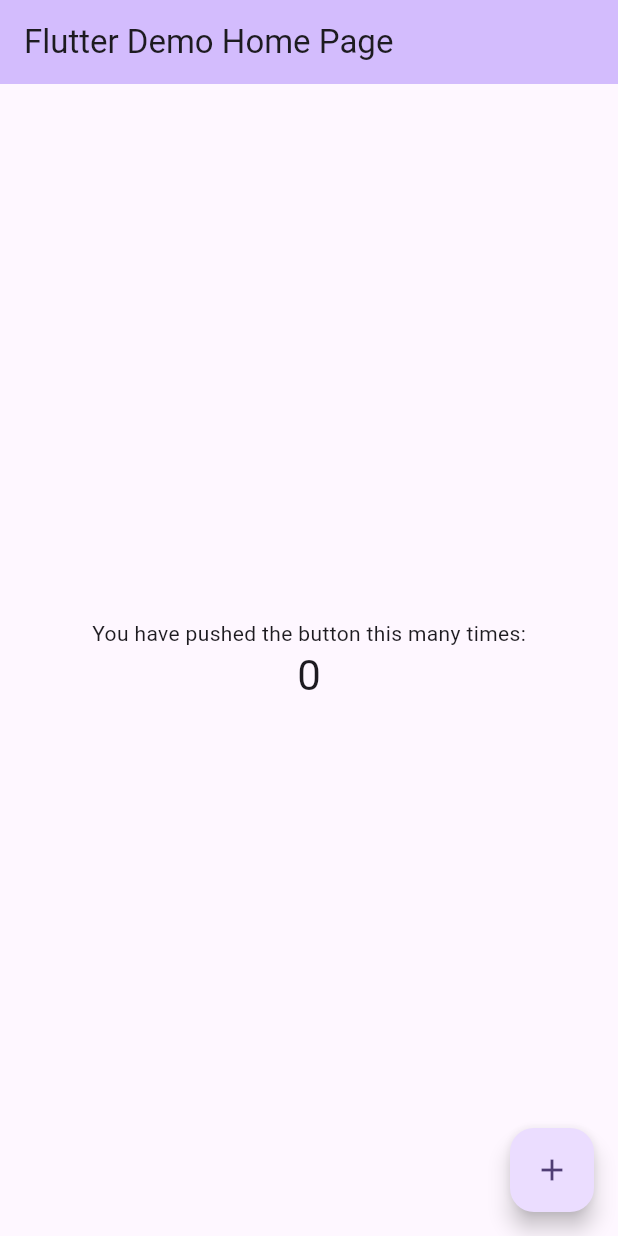
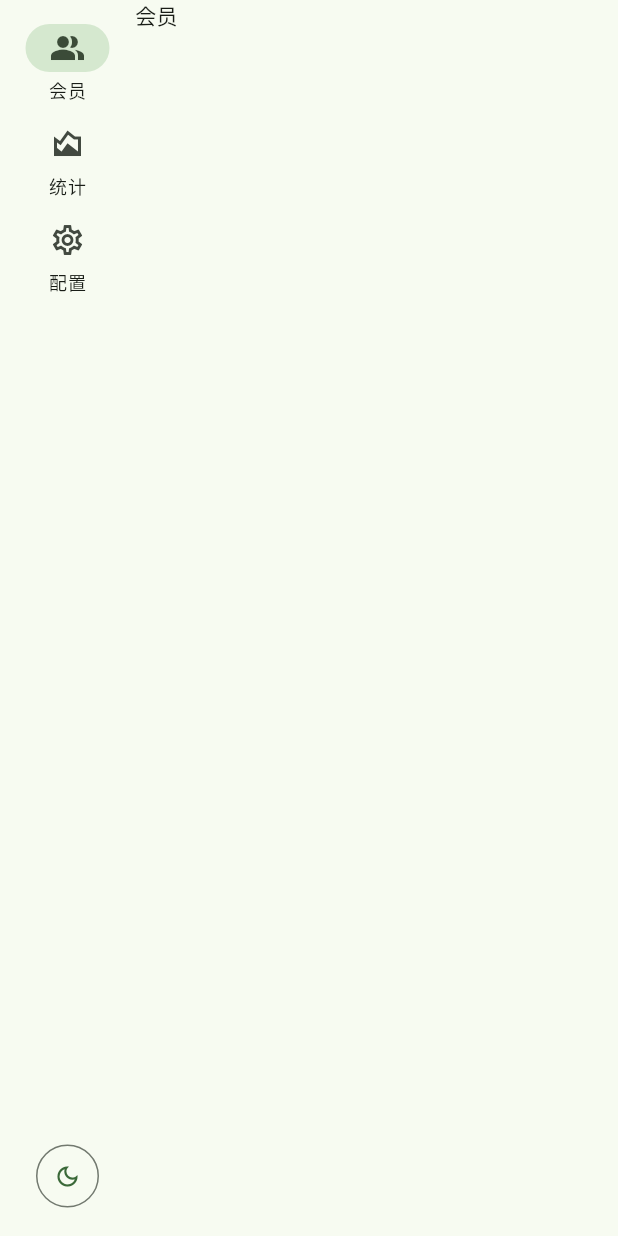
Before and after one commit to sweatfryash/member_manage_web, a Flutter app: the screen it shows after launch, on a phone screen of 412 x 824 dp. Run offline on Flutter 3.47's test engine with Material 2 defaults, Android fonts, the phone set to English and light mode, and no system bars.

Commit message:
主页导航栏完成

```diff
--- a/lib/main.dart
+++ b/lib/main.dart
@@ -1,69 +1,34 @@
 import 'package:flutter/material.dart';
+import 'package:member_manage_web/page/home_page.dart';
 
 void main() {
   runApp(const MyApp());
 }
+
+final appBrightness = ValueNotifier<Brightness>(Brightness.light);
 
 class MyApp extends StatelessWidget {
   const MyApp({super.key});
 
   @override
   Widget build(BuildContext context) {
-    return MaterialApp(
-      title: 'Flutter Demo',
-      theme: ThemeData(
-        colorScheme: ColorScheme.fromSeed(seedColor: Colors.deepPurple),
-        useMaterial3: true,
-      ),
-      home: const MyHomePage(title: 'Flutter Demo Home Page'),
+    appBrightness.value = MediaQuery.of(context).platformBrightness;
+    return ValueListenableBuilder(
+      valueListenable: appBrightness,
+      builder: (BuildContext context, Brightness brightness, _) {
+        return MaterialApp(
+          title: '管理系统',
+          theme: ThemeData(
+            colorScheme: ColorScheme.fromSeed(
+              seedColor: Colors.green,
+              brightness: brightness,
+            ),
+            useMaterial3: true,
+            brightness: brightness,
+          ),
+          home: const HomePage(),
+        );
+      },
     );
   }
 }
-
-class MyHomePage extends StatefulWidget {
-  const MyHomePage({super.key, required this.title});
-
-  final String title;
-
-  @override
-  State<MyHomePage> createState() => _MyHomePageState();
-}
-
-class _MyHomePageState extends State<MyHomePage> {
-  int _counter = 0;
-
-  void _incrementCounter() {
-    setState(() {
-      _counter++;
-    });
-  }
-
-  @override
-  Widget build(BuildContext context) {
-    return Scaffold(
-      appBar: AppBar(
-        backgroundColor: Theme.of(context).colorScheme.inversePrimary,
-        title: Text(widget.title),
-      ),
-      body: Center(
-        child: Column(
-          mainAxisAlignment: MainAxisAlignment.center,
-          children: <Widget>[
-            const Text(
-              'You have pushed the button this many times:',
-            ),
-            Text(
-              '$_counter',
-              style: Theme.of(context).textTheme.headlineMedium,
-            ),
-          ],
-        ),
-      ),
-      floatingActionButton: FloatingActionButton(
-        onPressed: _incrementCounter,
-        tooltip: 'Increment',
-        child: const Icon(Icons.add),
-      ),
-    );
-  }
-}
--- /dev/null
+++ b/lib/page/home_page.dart
@@ -0,0 +1,78 @@
+import 'package:flutter/material.dart';
+import 'package:member_manage_web/widget/brightness_button.dart';
+
+class HomePage extends StatefulWidget {
+  const HomePage({super.key});
+
+  @override
+  State<HomePage> createState() => _HomePageState();
+}
+
+class _HomePageState extends State<HomePage> {
+  final pageController = PageController();
+
+  final selectedPageIndex = ValueNotifier<int>(0);
+
+  @override
+  Widget build(BuildContext context) {
+    return Scaffold(
+      body: Row(
+        children: [
+          ValueListenableBuilder(
+            valueListenable: selectedPageIndex,
+            builder: (context, index, _) {
+              return Column(
+                children: [
+                  const SizedBox(height: 8),
+                  Expanded(
+                    child: NavigationRail(
+                      selectedIndex: index,
+                      labelType: NavigationRailLabelType.all,
+                      onDestinationSelected: (int index) {
+                        pageController.jumpToPage(index);
+                        selectedPageIndex.value = index;
+                      },
+                      destinations: const <NavigationRailDestination>[
+                        NavigationRailDestination(
+                          label: Text('会员'),
+                          padding: EdgeInsets.symmetric(horizontal: 8),
+                          icon: Icon(Icons.people_alt_outlined),
+                          selectedIcon: Icon(Icons.people_alt),
+                        ),
+                        NavigationRailDestination(
+                          label: Text('统计'),
+                          padding: EdgeInsets.symmetric(horizontal: 8),
+                          icon: Icon(Icons.area_chart_outlined),
+                          selectedIcon: Icon(Icons.area_chart),
+                        ),
+                        NavigationRailDestination(
+                          label: Text('配置'),
+                          padding: EdgeInsets.symmetric(horizontal: 8),
+                          icon: Icon(Icons.settings_outlined),
+                          selectedIcon: Icon(Icons.settings),
+                        ),
+                      ],
+                    ),
+                  ),
+                  const BrightnessButton(),
+                  const SizedBox(height: 16),
+                ],
+              );
+            },
+          ),
+          Expanded(
+            child: PageView(
+              controller: pageController,
+              physics: const NeverScrollableScrollPhysics(),
+              children: const <Widget>[
+                Text('会员'),
+                Text('统计'),
+                Text('配置'),
+              ],
+            ),
+          ),
+        ],
+      ),
+    );
+  }
+}
--- /dev/null
+++ b/lib/widget/brightness_button.dart
@@ -0,0 +1,57 @@
+import 'package:flutter/material.dart';
+import 'package:member_manage_web/main.dart';
+
+class BrightnessButton extends StatefulWidget {
+  const BrightnessButton({super.key});
+
+  @override
+  State<BrightnessButton> createState() => _BrightnessButtonState();
+}
+
+class _BrightnessButtonState extends State<BrightnessButton> {
+  bool isDarkModeButtonHovered = false;
+
+  @override
+  Widget build(BuildContext context) {
+    return ValueListenableBuilder(
+      valueListenable: appBrightness,
+      builder: (context, brightness, _) {
+        IconData iconData;
+        if (brightness == Brightness.light) {
+          if (isDarkModeButtonHovered) {
+            iconData = Icons.dark_mode;
+          } else {
+            iconData = Icons.dark_mode_outlined;
+          }
+        } else {
+          if (isDarkModeButtonHovered) {
+            iconData = Icons.light_mode;
+          } else {
+            iconData = Icons.light_mode_outlined;
+          }
+        }
+        return OutlinedButton(
+          style: ButtonStyle(
+            shape: MaterialStateProperty.all(const CircleBorder()),
+          ),
+          onPressed: () {
+            if (brightness == Brightness.light) {
+              appBrightness.value = Brightness.dark;
+            } else {
+              appBrightness.value = Brightness.light;
+            }
+          },
+          onHover: (bool value) {
+            setState(() {
+              isDarkModeButtonHovered = value;
+            });
+          },
+          child: Padding(
+            padding: const EdgeInsets.all(12),
+            child: Icon(iconData),
+          ),
+        );
+      },
+    );
+  }
+}
```
